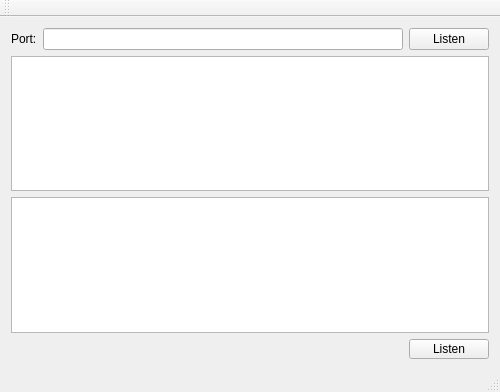
The window that mainwindow.ui (freudshow/qsvr) describes before a commit, drawn with Qt 5.
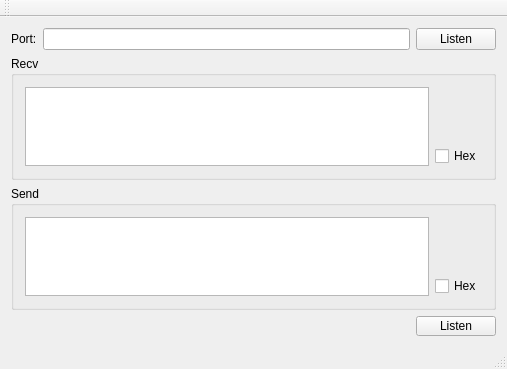
The same window after the commit.

Commit message: display recv string by hex

What changed in the file:
```diff
--- a/mainwindow.ui
+++ b/mainwindow.ui
@@ -6,15 +6,15 @@
    <rect>
     <x>0</x>
     <y>0</y>
-    <width>500</width>
-    <height>392</height>
+    <width>507</width>
+    <height>369</height>
    </rect>
   </property>
   <property name="windowTitle">
    <string>MainWindow</string>
   </property>
   <widget class="QWidget" name="centralWidget">
-   <layout class="QVBoxLayout" name="verticalLayout">
+   <layout class="QVBoxLayout" name="verticalLayout_3">
     <item>
      <layout class="QHBoxLayout" name="horizontalLayout">
       <item>
@@ -37,10 +37,76 @@
      </layout>
     </item>
     <item>
-     <widget class="QTextEdit" name="textEdit_Recv"/>
+     <widget class="QGroupBox" name="groupBox">
+      <property name="title">
+       <string>Recv</string>
+      </property>
+      <layout class="QGridLayout" name="gridLayout">
+       <item row="0" column="0">
+        <widget class="QTextEdit" name="textEdit_Recv"/>
+       </item>
+       <item row="0" column="1">
+        <layout class="QVBoxLayout" name="verticalLayout">
+         <item>
+          <spacer name="verticalSpacer_2">
+           <property name="orientation">
+            <enum>Qt::Vertical</enum>
+           </property>
+           <property name="sizeHint" stdset="0">
+            <size>
+             <width>20</width>
+             <height>40</height>
+            </size>
+           </property>
+          </spacer>
+         </item>
+         <item>
+          <widget class="QCheckBox" name="checkBox_RecvHex">
+           <property name="text">
+            <string>Hex</string>
+           </property>
+          </widget>
+         </item>
+        </layout>
+       </item>
+      </layout>
+     </widget>
     </item>
     <item>
-     <widget class="QTextEdit" name="textEdit_Send"/>
+     <widget class="QGroupBox" name="groupBox_2">
+      <property name="title">
+       <string>Send</string>
+      </property>
+      <layout class="QGridLayout" name="gridLayout_2">
+       <item row="0" column="0">
+        <widget class="QTextEdit" name="textEdit_Send"/>
+       </item>
+       <item row="0" column="1">
+        <layout class="QVBoxLayout" name="verticalLayout_2">
+         <item>
+          <spacer name="verticalSpacer">
+           <property name="orientation">
+            <enum>Qt::Vertical</enum>
+           </property>
+           <property name="sizeHint" stdset="0">
+            <size>
+             <width>20</width>
+             <height>40</height>
+            </size>
+           </property>
+          </spacer>
+         </item>
+         <item>
+          <widget class="QCheckBox" name="checkBox_SendHex">
+           <property name="text">
+            <string>Hex</string>
+           </property>
+          </widget>
+         </item>
+        </layout>
+       </item>
+      </layout>
+     </widget>
     </item>
     <item>
      <layout class="QHBoxLayout" name="horizontalLayout_2">
```
Left out of the diff: 2 changed lines with no effect on the pictures. The commit also changes 1 other file.
